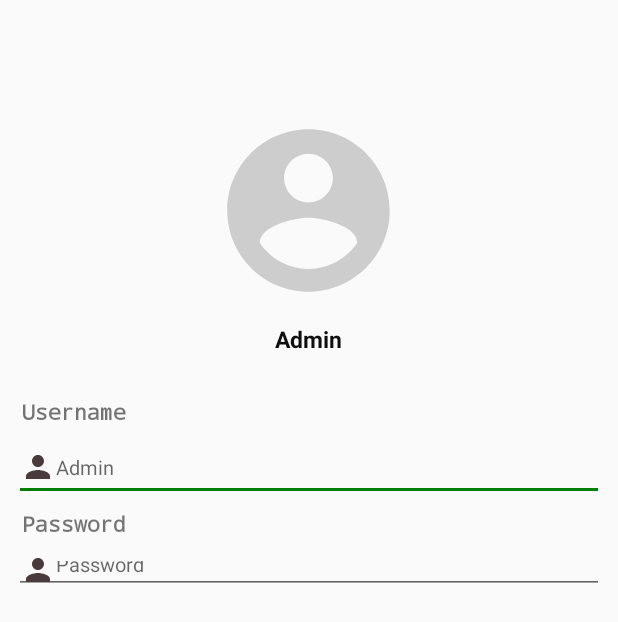
After one commit to choianam/bacabuku, an Android app: the layout activity_profil.xml on its own in the app's theme, with its tools: preview values and no code run, on a phone screen of 412 x 824 dp. The commit adds this screen. Shown: the top 622 px of the screen. Run offline under Robolectric (Android 15) with nearby library versions, the phone set to English and light mode, and no system bars.

Commit message:
Tampilan Profil

```diff
--- /dev/null
+++ b/app/src/main/java/com/example/bacabuku/Activity_profil.java
@@ -0,0 +1,14 @@
+package com.example.bacabuku;
+
+import androidx.appcompat.app.AppCompatActivity;
+
+import android.content.Intent;
+import android.os.Bundle;
+import android.view.View;
+import android.widget.Button;
+
+public class Activity_profil extends AppCompatActivity {
+    private Button action_akun, action_logout;
+    private Intent intent;
+
+}
--- /dev/null
+++ b/app/src/main/res/drawable/ic_account_circle_black_24dp.xml
@@ -0,0 +1,5 @@
+<vector android:height="24dp" android:tint="#CDCDCD"
+    android:viewportHeight="24.0" android:viewportWidth="24.0"
+    android:width="24dp" xmlns:android="http://schemas.android.com/apk/res/android">
+    <path android:fillColor="#FF000000" android:pathData="M12,2C6.48,2 2,6.48 2,12s4.48,10 10,10 10,-4.48 10,-10S17.52,2 12,2zM12,5c1.66,0 3,1.34 3,3s-1.34,3 -3,3 -3,-1.34 -3,-3 1.34,-3 3,-3zM12,19.2c-2.5,0 -4.71,-1.28 -6,-3.22 0.03,-1.99 4,-3.08 6,-3.08 1.99,0 5.97,1.09 6,3.08 -1.29,1.94 -3.5,3.22 -6,3.22z"/>
+</vector>
--- /dev/null
+++ b/app/src/main/res/drawable/ic_person_black_24dp.xml
@@ -0,0 +1,5 @@
+<vector android:height="24dp" android:tint="#493B3B"
+    android:viewportHeight="24.0" android:viewportWidth="24.0"
+    android:width="24dp" xmlns:android="http://schemas.android.com/apk/res/android">
+    <path android:fillColor="#FF000000" android:pathData="M12,12c2.21,0 4,-1.79 4,-4s-1.79,-4 -4,-4 -4,1.79 -4,4 1.79,4 4,4zM12,14c-2.67,0 -8,1.34 -8,4v2h16v-2c0,-2.66 -5.33,-4 -8,-4z"/>
+</vector>
--- /dev/null
+++ b/app/src/main/res/layout/activity_profil.xml
@@ -0,0 +1,75 @@
+<?xml version="1.0" encoding="utf-8"?>
+<LinearLayout
+    xmlns:android="http://schemas.android.com/apk/res/android"
+    xmlns:app="http://schemas.android.com/apk/res-auto"
+    xmlns:tools="http://schemas.android.com/tools"
+    android:layout_width="match_parent"
+    android:layout_height="match_parent"
+    tools:context=".Activity_profil"
+    android:orientation="vertical">
+    <LinearLayout
+        android:layout_width="match_parent"
+        android:layout_height="405dp"
+        android:gravity="center"
+        android:orientation="vertical">
+        <LinearLayout
+            android:layout_width="match_parent"
+            android:layout_height="250dp"
+            android:orientation="vertical">
+            <ImageView
+                android:layout_marginTop="75dp"
+                android:layout_gravity="center_horizontal"
+                android:layout_width="150dp"
+                android:layout_height="130dp"
+                android:src="@drawable/ic_account_circle_black_24dp"/>
+            <TextView
+                android:id="@+id/username"
+                android:layout_marginTop="10dp"
+                android:layout_gravity="center_horizontal"
+                android:layout_width="wrap_content"
+                android:layout_height="wrap_content"
+                android:text="Admin"
+                android:textColor="#0E0E0E"
+                android:textStyle="bold"
+                android:textSize="15sp"/>
+        </LinearLayout>
+
+
+    <LinearLayout
+        android:orientation="vertical"
+        android:layout_margin="9dp"
+        android:layout_weight="2.5"
+        android:layout_width="match_parent"
+        android:layout_height="0dp">
+        <TextView
+            android:layout_width="match_parent"
+            android:layout_height="wrap_content"
+            android:textStyle="bold"
+            android:typeface="monospace"
+            android:text="Username"
+            android:padding="5dp"/>
+        <EditText
+            android:textSize="13dp"
+            android:hint="Admin"
+            android:layout_width="match_parent"
+            android:layout_height="wrap_content"
+            android:drawableLeft="@drawable/ic_person_black_24dp"/>
+        <TextView
+            android:layout_marginRight="10dp"
+            android:layout_width="match_parent"
+            android:layout_height="wrap_content"
+            android:text="Password"
+            android:textStyle="bold"
+            android:typeface="monospace"
+            android:padding="5dp"/>
+        <EditText
+            android:textSize="13dp"
+            android:hint="Password"
+            android:layout_width="match_parent"
+            android:layout_height="wrap_content"
+            android:drawableLeft="@drawable/ic_person_black_24dp"/>
+    </LinearLayout>
+
+
+</LinearLayout>
+</LinearLayout>
--- a/app/src/main/res/menu/searchmenu.xml
+++ b/app/src/main/res/menu/searchmenu.xml
@@ -1,10 +1,17 @@
 <?xml version="1.0" encoding="utf-8"?>
 <menu xmlns:android="http://schemas.android.com/apk/res/android"
     xmlns:app="http://schemas.android.com/apk/res-auto">
+
     <item
         android:id="@+id/action_search"
         app:actionViewClass="androidx.appcompat.widget.SearchView"
         app:showAsAction="always|collapseActionView"
         android:icon="@android:drawable/ic_menu_search"
         android:title="Search" />
+    <item
+        android:id="@+id/action_akun"
+        android:title="Profil" />
+    <item
+        android:id="@+id/action_logout"
+        android:title="Logout" />
 </menu>
```
